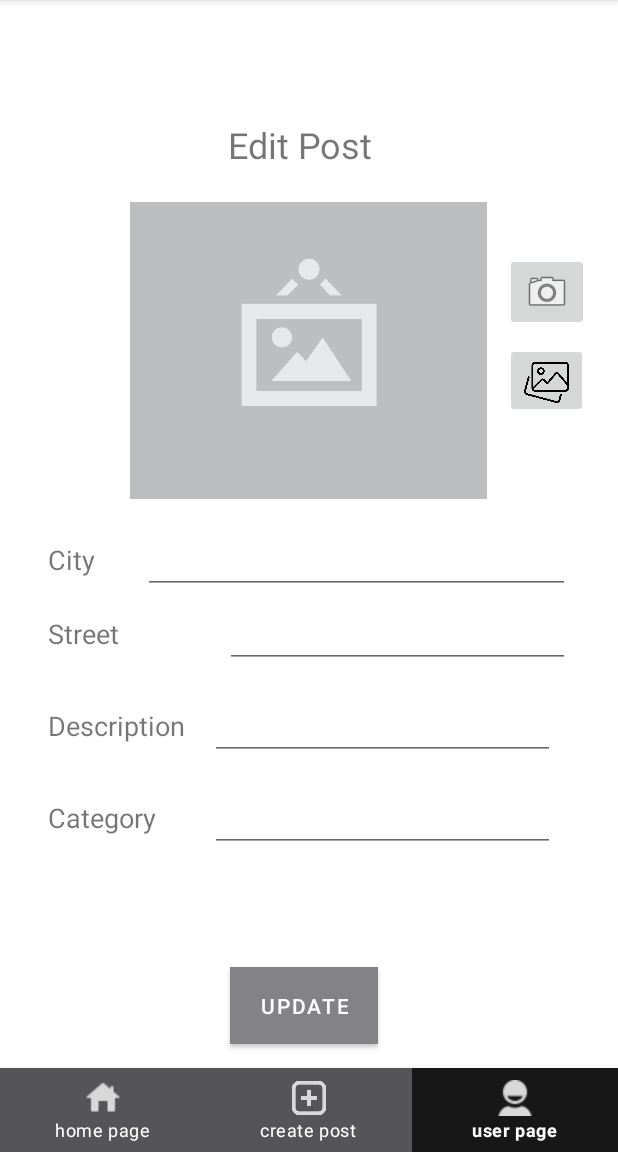
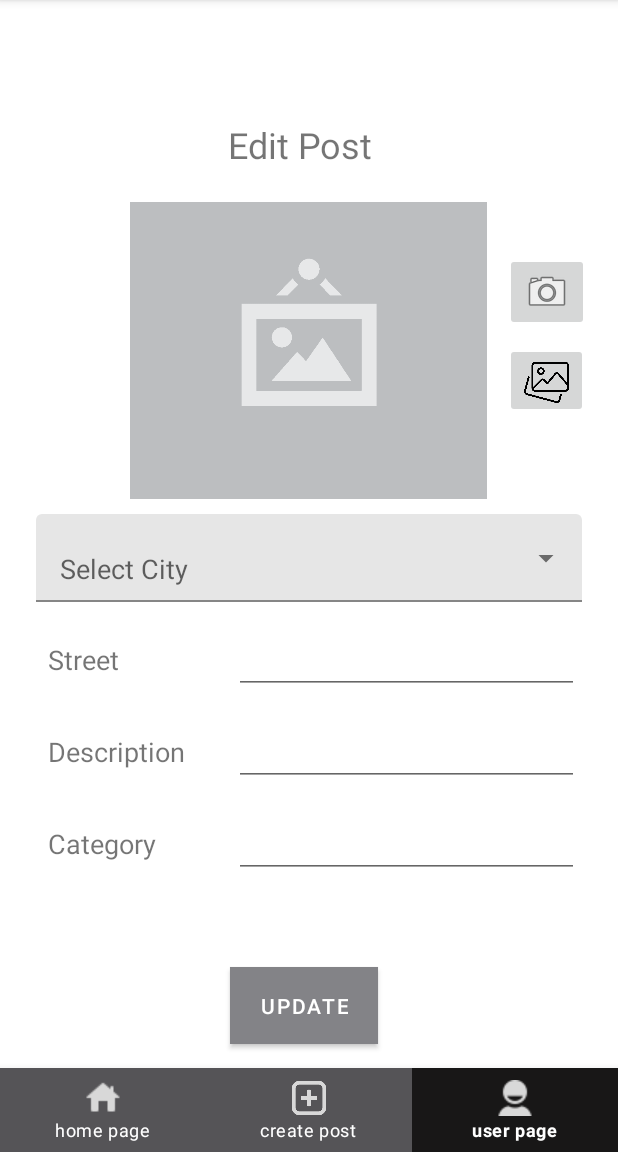
Before and after one commit to DavidMami/ZachenAway, an Android app built with Jetpack Compose: the fragment EditPostFragment placed in its activity, on a phone screen of 412 x 824 dp, the part 84-1236 px from its top. Run offline under Robolectric (Android 15) with nearby library versions, the phone set to English and light mode, and no system bars; our stand-ins replace Firebase (no records; nobody signed in at launch, a user with empty details on screens opened directly), Picasso, data binding, navigation-ui; pictures from the network do not load; 1 statement that could not run was skipped.

Commit message:
fix and finish the cities api handling for editing a post

```diff
--- a/app/src/main/java/com/example/zachenaway/data/adapter/UserPostsListHolder.kt
+++ b/app/src/main/java/com/example/zachenaway/data/adapter/UserPostsListHolder.kt
@@ -20,7 +20,7 @@ class UserPostsListHolder(itemView: View, data: List<Post>) : RecyclerView.ViewH
 
     private val category: TextView = itemView.findViewById(R.id.post_category)
     private val description: TextView = itemView.findViewById(R.id.post_description)
-    private val city: MaterialAutoCompleteTextView = itemView.findViewById(R.id.post_city)
+    private val city: TextView = itemView.findViewById(R.id.post_city)
     private val street: TextView = itemView.findViewById(R.id.post_street)
     private val image: ImageView = itemView.findViewById(R.id.post_image)
 
@@ -42,7 +42,7 @@ class UserPostsListHolder(itemView: View, data: List<Post>) : RecyclerView.ViewH
         }
 
         description.text = post.description
-        city.editableText.text = post.city
+        city.text = post.city
         street.text = post.street
         category.text = post.category
 
@@ -59,10 +59,10 @@ class UserPostsListHolder(itemView: View, data: List<Post>) : RecyclerView.ViewH
                         .show()
                 }
 
-                fun onError(error: String) {
-                    Snackbar.make(itemView, "Failed to delete post: $error", Snackbar.LENGTH_LONG)
-                        .show()
-                }
+//                fun onError(error: String) {
+//                    Snackbar.make(itemView, "Failed to delete post: $error", Snackbar.LENGTH_LONG)
+//                        .show()
+//                }
             })
         }
     }
--- a/app/src/main/java/com/example/zachenaway/ui/menu/CreatePostFragment.kt
+++ b/app/src/main/java/com/example/zachenaway/ui/menu/CreatePostFragment.kt
@@ -89,7 +89,6 @@ class CreatePostFragment : Fragment() {
         }
     }
 
-
     private fun addOnClickListeners() {
         binding.createPostButton.setOnClickListener {
             if (!isPostValid()) {
--- a/app/src/main/java/com/example/zachenaway/ui/menu/EditPostFragment.kt
+++ b/app/src/main/java/com/example/zachenaway/ui/menu/EditPostFragment.kt
@@ -6,12 +6,15 @@ import com.example.zachenaway.data.model.PostModel
 import com.example.zachenaway.databinding.FragmentEditPostBinding
 
 import android.os.Bundle
+import android.util.Log
 import android.view.LayoutInflater
 import android.view.View
 import android.view.ViewGroup
+import android.widget.ArrayAdapter
 import android.widget.Toast
 import androidx.fragment.app.Fragment
 import androidx.navigation.fragment.findNavController
+import com.example.zachenaway.data.CountriesClient.getIsraelCities
 import java.util.UUID
 
 class EditPostFragment : Fragment() {
@@ -20,7 +23,7 @@ class EditPostFragment : Fragment() {
     private lateinit var imageLaunchers: ImageHandler
     private var oldPost: Post? = null
 
-    private val city get() = binding?.postCityAutoComplete
+    private val city get() = binding?.postCityMaterialAutoCompleteTextView
     private val street get() = binding?.postStreetEditText
     private val description get() = binding?.postDescriptionEditText
     private val category get() = binding?.postCategoryEditText
@@ -62,6 +65,30 @@ class EditPostFragment : Fragment() {
             category?.setText(oldPost?.category)
             imageLaunchers.loadImage(oldPost?.image ?: "")
         }
+
+        loadCitiesIntoAutoCompleteTextView()
+    }
+
+    private fun loadCitiesIntoAutoCompleteTextView() {
+        context?.let { safeContext ->
+            getIsraelCities({ cities ->
+                // Check if the fragment is still attached
+                if (isAdded) {
+                    if (cities.isNotEmpty()) {
+                        val adapter = ArrayAdapter(
+                            safeContext,
+                            android.R.layout.simple_dropdown_item_1line,
+                            cities
+                        )
+                        binding?.postCityMaterialAutoCompleteTextView?.setAdapter(adapter)
+                    } else {
+                        Toast.makeText(safeContext, "No cities found", Toast.LENGTH_SHORT).show()
+                    }
+                } else {
+                    Log.d("CreatePostFragment", "Fragment is not attached to activity")
+                }
+            }, safeContext)
+        }
     }
 
     private fun addOnClickListeners() {
@@ -87,8 +114,8 @@ class EditPostFragment : Fragment() {
         val post = oldPost?.userId?.let {
             Post(
                 oldPost?.id ?: UUID.randomUUID().toString(),
+                city?.text.toString(),
                 street?.text.toString(),
-                city?.text.toString(),
                 description?.text.toString(),
                 category?.text.toString(),
                 it,
--- a/app/src/main/res/layout/fragment_edit_post.xml
+++ b/app/src/main/res/layout/fragment_edit_post.xml
@@ -82,29 +82,33 @@
                 app:layout_constraintTop_toBottomOf="@+id/takePhotoButton"
                 tools:layout_editor_absoluteY="226dp" />
 
-            <TextView
-                android:id="@+id/postCityTextView"
-                android:layout_width="wrap_content"
+            <com.google.android.material.textfield.TextInputLayout
+                android:id="@+id/postCityTextInputLayout"
+                style="@style/Widget.MaterialComponents.TextInputLayout.FilledBox.ExposedDropdownMenu"
+                android:layout_width="match_parent"
                 android:layout_height="wrap_content"
-                android:layout_marginStart="32dp"
-                android:text="City"
-                android:textSize="18sp"
-                app:layout_constraintBaseline_toBaselineOf="@+id/postCityAutoComplete"
-                app:layout_constraintStart_toStartOf="parent" />
+                android:layout_marginStart="24dp"
+                android:layout_marginEnd="24dp"
+                android:layout_marginBottom="16dp"
+                app:hintEnabled="false"
+                app:errorEnabled="false"
+                app:expandedHintEnabled="false"
+                app:errorIconTint="@color/error"
+                app:layout_constraintTop_toBottomOf="@+id/postImageImageView"
+                app:layout_constraintEnd_toEndOf="parent"
+                app:layout_constraintStart_toStartOf="parent">
 
-            <com.google.android.material.textfield.MaterialAutoCompleteTextView
-                android:id="@+id/postCityAutoComplete"
-                android:layout_width="0dp"
-                android:layout_height="wrap_content"
-                android:layout_marginStart="32dp"
-                android:layout_marginTop="8dp"
-                android:layout_marginEnd="32dp"
-                android:ems="10"
-                android:inputType="textPersonName"
-                app:layout_constraintEnd_toEndOf="parent"
-                app:layout_constraintStart_toEndOf="@+id/postCityTextView"
-                app:layout_constraintTop_toBottomOf="@+id/postImageImageView"
-                tools:ignore="SpeakableTextPresentCheck" />
+                <com.google.android.material.textfield.MaterialAutoCompleteTextView
+                    android:id="@+id/postCityMaterialAutoCompleteTextView"
+                    android:layout_width="match_parent"
+                    android:layout_height="wrap_content"
+                    android:backgroundTint="@color/smokeyWhite"
+                    android:hint="Select City"
+                    android:inputType="none"
+                    android:textAppearance="@style/Theme.MaterialComponents"
+                    android:textSize="18sp" />
+
+            </com.google.android.material.textfield.TextInputLayout>
 
             <TextView
                 android:id="@+id/postStreetTextView"
@@ -121,15 +125,13 @@
                 android:layout_width="230dp"
                 android:layout_height="wrap_content"
                 android:layout_marginStart="130dp"
-                android:layout_marginTop="4dp"
+                android:layout_marginTop="16dp"
                 android:layout_marginEnd="32dp"
                 android:ems="10"
                 android:inputType="textPersonName"
                 app:layout_constraintEnd_toEndOf="parent"
-                app:layout_constraintHorizontal_bias="1.0"
-                app:layout_constraintStart_toStartOf="@+id/postStreetTextView"
-                app:layout_constraintTop_toBottomOf="@+id/postCityAutoComplete"
-                tools:ignore="SpeakableTextPresentCheck" />
+                app:layout_constraintStart_toStartOf="@+id/postDescriptionTextView"
+                app:layout_constraintTop_toBottomOf="@+id/postCityTextInputLayout" />
 
             <TextView
                 android:id="@+id/postDescriptionTextView"
@@ -149,7 +151,7 @@
                 android:layout_marginTop="16dp"
                 android:layout_marginEnd="32dp"
                 app:layout_constraintEnd_toEndOf="parent"
-                app:layout_constraintStart_toStartOf="parent"
+                app:layout_constraintStart_toStartOf="@+id/postDescriptionTextView"
                 app:layout_constraintTop_toBottomOf="@+id/postStreetEditText" />
 
             <TextView
@@ -170,7 +172,7 @@
                 android:layout_marginTop="16dp"
                 android:layout_marginEnd="32dp"
                 app:layout_constraintEnd_toEndOf="parent"
-                app:layout_constraintStart_toStartOf="parent"
+                app:layout_constraintStart_toStartOf="@+id/postDescriptionTextView"
                 app:layout_constraintTop_toBottomOf="@+id/postDescriptionEditText" />
 
             <Button
```
